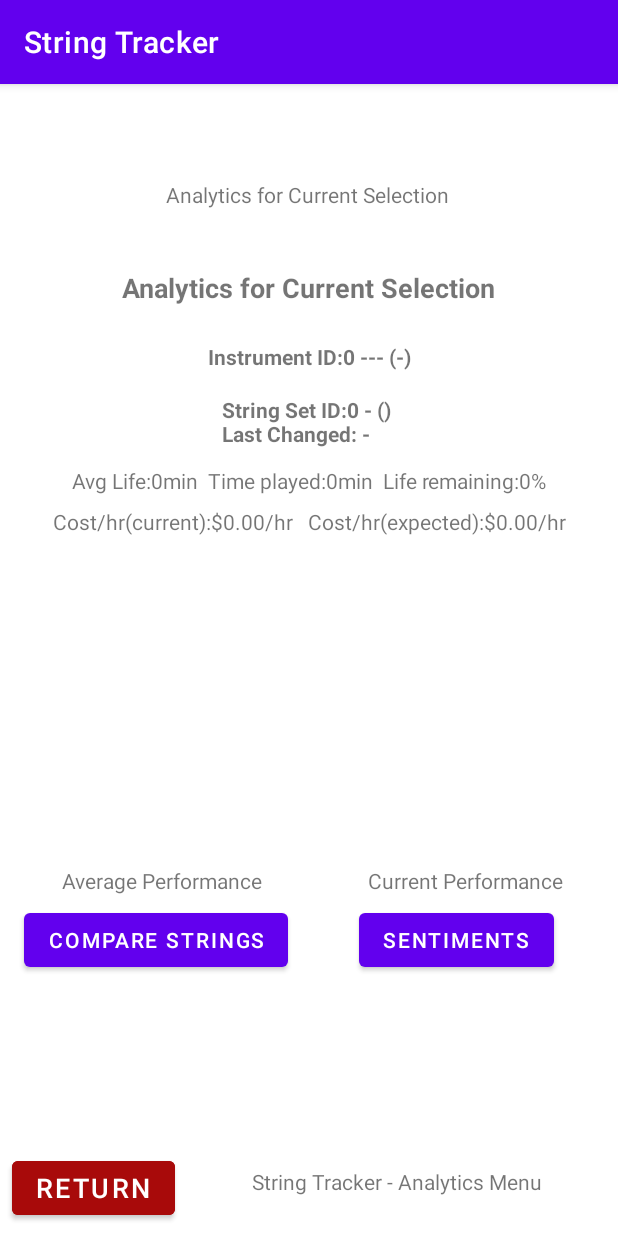
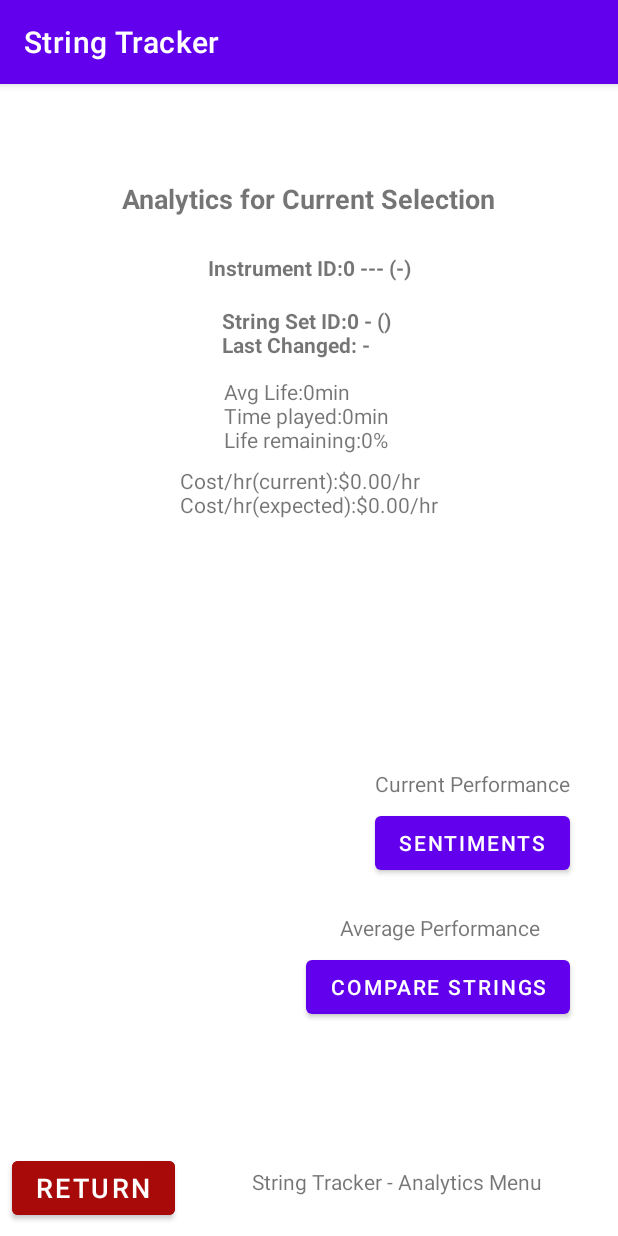
Before and after one commit to ShantingLiu/StringTracker, an Android app: the Analytics screen opened directly, with no data from a screen before it, on a phone screen of 412 x 824 dp. Run offline under Robolectric (Android 15) with nearby library versions, the phone set to English and light mode, and no system bars.

Commit message:
Changes to Analytics textview layouts, added button for CompareStrings, added fragment for Sentiment Graph

```diff
--- a/app/src/main/java/com/example/stringtracker/Analytics.java
+++ b/app/src/main/java/com/example/stringtracker/Analytics.java
@@ -2,6 +2,8 @@ package com.example.stringtracker;
 
 import android.content.Intent;
 import androidx.appcompat.app.AppCompatActivity;
+import androidx.fragment.app.FragmentManager;
+
 import android.os.Bundle;
 import android.view.View;
 import android.widget.Button;
@@ -13,6 +15,8 @@ public class Analytics extends AppCompatActivity {
     StringSet S1 = new StringSet();
     Instrument I1 = new Instrument();
     Button buttonRet;
+    Button buttonCompStr;
+    Button buttonCurrSent;
     TextView analyticsTV;
     TextView instrLabelTV;
     TextView stringsLabelTV;
@@ -59,6 +63,37 @@ public class Analytics extends AppCompatActivity {
             }
         });
 
+        buttonCompStr = findViewById(R.id.buttonCompStr);
+        buttonCompStr.setOnClickListener(new View.OnClickListener() {
+            @Override
+            public void onClick(View v) {
+                gotoCompareStrings(v);
+            }
+        });
+
+        buttonCurrSent = findViewById(R.id.buttonCurrSent);
+        buttonCurrSent.setOnClickListener(new View.OnClickListener() {
+            @Override
+            public void onClick(View v) {
+                SentGraph SentDialog = new SentGraph();
+                FragmentManager fmanager = getSupportFragmentManager();
+                SentDialog.show(fmanager, "Graph Sentiment");
+
+                /*Intent intent = new Intent();
+                String appState = A1.getAppState();
+                String instState = I1.getInstState();
+                String strState = S1.getStrState();
+                intent.putExtra("appstate", appState);   // forward object states
+                intent.putExtra("inststate", instState);
+                intent.putExtra("strstate", strState);
+                startActivity(intent);*/
+            }
+        });
+
+
+
+
+
     }   // OnCreate
 
     // Method to update the strings statistics textview
@@ -77,8 +112,8 @@ public class Analytics extends AppCompatActivity {
         String selInstr =  "Instrument ID:"+I1.getInstrID()+" "+I1.getBrand()+"-"+I1.getModel()+" ("+I1.getType()+")";
         String selStrings =  "String Set ID:"+S1.getStringsID()+" "+S1.getBrand()+"-"+S1.getModel()+" ("+S1.getType()+") \n"
                 +"Last Changed: "+I1.getChangeTimeStamp().split(" ")[0];
-        String strStats1 =  "Avg Life:"+S1.getAvgLife()+"min  Time played:"+I1.getPlayTime()+"min  Life remaining:"+pctLife+"%";
-        String strStats2 =  "Cost/hr(current):$"+String.format("%.2f", costPerHr)+"/hr   Cost/hr(expected):$"+String.format("%.2f",costPerHrExp)+"/hr";
+        String strStats1 =  "Avg Life:"+S1.getAvgLife()+"min  \nTime played:"+I1.getPlayTime()+"min \nLife remaining:"+pctLife+"%";
+        String strStats2 =  "Cost/hr(current):$"+String.format("%.2f", costPerHr)+"/hr \nCost/hr(expected):$"+String.format("%.2f",costPerHrExp)+"/hr";
         analyticsTV.setText("Analytics for Current Selection");
         instrLabelTV.setText(selInstr);
         stringsLabelTV.setText(selStrings);
--- a/app/src/main/java/com/example/stringtracker/CompareStrings.java
+++ b/app/src/main/java/com/example/stringtracker/CompareStrings.java
@@ -56,6 +56,7 @@ public class CompareStrings extends AppCompatActivity {
     protected void onCreate(Bundle savedInstanceState) {
         super.onCreate(savedInstanceState);
         setContentView(R.layout.activity_compare_strings);
+
 
         String appState;
         String instState;
--- a/app/src/main/res/layout/activity_analytics.xml
+++ b/app/src/main/res/layout/activity_analytics.xml
@@ -22,70 +22,51 @@
         android:id="@+id/textView5"
         android:layout_width="wrap_content"
         android:layout_height="wrap_content"
+        android:layout_marginEnd="52dp"
         android:layout_marginBottom="6dp"
         android:text="Average Performance"
-        app:layout_constraintBottom_toTopOf="@+id/button4"
+        app:layout_constraintBottom_toTopOf="@+id/buttonCompStr"
         app:layout_constraintEnd_toEndOf="parent"
-        app:layout_constraintHorizontal_bias="0.149"
-        app:layout_constraintLeft_toLeftOf="parent"
-        app:layout_constraintRight_toRightOf="parent"
-        app:layout_constraintStart_toStartOf="parent" />
+        app:layout_constraintRight_toRightOf="parent" />
 
     <TextView
         android:id="@+id/textView6"
         android:layout_width="wrap_content"
         android:layout_height="wrap_content"
+        android:layout_marginEnd="32dp"
         android:layout_marginBottom="6dp"
         android:text="Current Performance"
-        app:layout_constraintBottom_toTopOf="@+id/button5"
+        app:layout_constraintBottom_toTopOf="@+id/buttonCurrSent"
         app:layout_constraintEnd_toEndOf="parent"
-        app:layout_constraintHorizontal_bias="0.869"
-        app:layout_constraintLeft_toLeftOf="parent"
-        app:layout_constraintRight_toRightOf="parent"
-        app:layout_constraintStart_toStartOf="parent" />
+        app:layout_constraintRight_toRightOf="parent" />
 
-    <TextView
-        android:id="@+id/textView4"
+
+    <Button
+        android:id="@+id/buttonCompStr"
         android:layout_width="wrap_content"
         android:layout_height="wrap_content"
-        android:layout_marginTop="64dp"
-        android:text="Analytics for Current Selection"
-        app:layout_constraintEnd_toEndOf="parent"
-        app:layout_constraintHorizontal_bias="0.497"
-        app:layout_constraintLeft_toLeftOf="parent"
-        app:layout_constraintRight_toRightOf="parent"
-        app:layout_constraintStart_toStartOf="parent"
-        app:layout_constraintTop_toTopOf="parent" />
-
-    <Button
-        android:id="@+id/button4"
-        android:layout_width="wrap_content"
-        android:layout_height="wrap_content"
-        android:layout_marginStart="16dp"
-        android:layout_marginBottom="127dp"
+        android:layout_marginEnd="32dp"
+        android:layout_marginBottom="96dp"
         android:onClick="gotoCompareStrings"
         android:text="Compare Strings"
         app:layout_constraintBottom_toTopOf="@+id/textView3"
-        app:layout_constraintStart_toStartOf="parent" />
+        app:layout_constraintEnd_toEndOf="parent" />
 
     <Button
-        android:id="@+id/button5"
+        android:id="@+id/buttonCurrSent"
         android:layout_width="wrap_content"
         android:layout_height="wrap_content"
-        android:layout_marginStart="48dp"
-        android:layout_marginEnd="44dp"
-        android:layout_marginBottom="127dp"
+        android:layout_marginEnd="32dp"
+        android:layout_marginBottom="48dp"
         android:text="Sentiments"
-        app:layout_constraintBottom_toTopOf="@+id/textView3"
-        app:layout_constraintEnd_toEndOf="parent"
-        app:layout_constraintStart_toEndOf="@+id/button4" />
-
+        app:layout_constraintBottom_toTopOf="@+id/buttonCompStr"
+        app:layout_constraintEnd_toEndOf="parent" />
 
     <TextView
         android:id="@+id/analyticsTV"
         android:layout_width="wrap_content"
         android:layout_height="wrap_content"
-        android:layout_marginTop="123dp"
+        android:layout_marginTop="64dp"
         android:text="Analytics"
         android:textSize="18sp"
         android:textStyle="bold"
```
Also changed, not shown: app/src/main/java/com/example/stringtracker/SentGraph.java (added, +65 -0 lines), app/src/main/res/layout/fragment_sent_graph.xml (added, +16 -0 lines).
